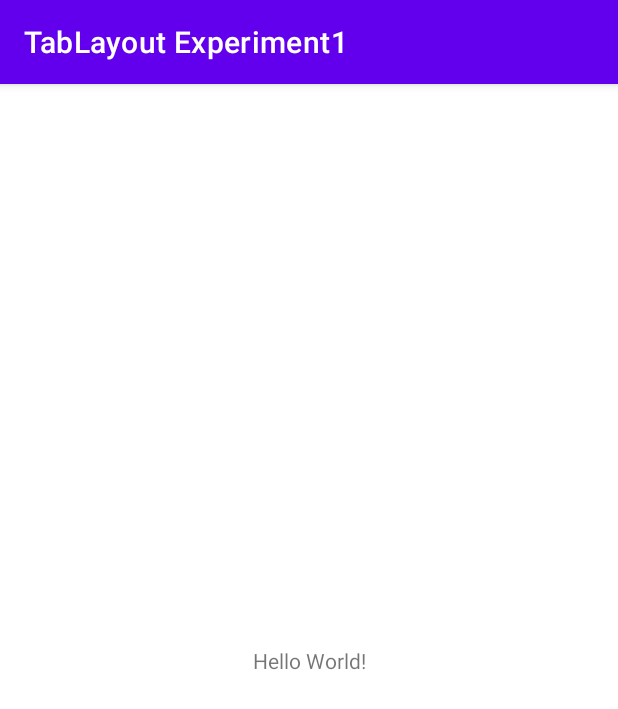
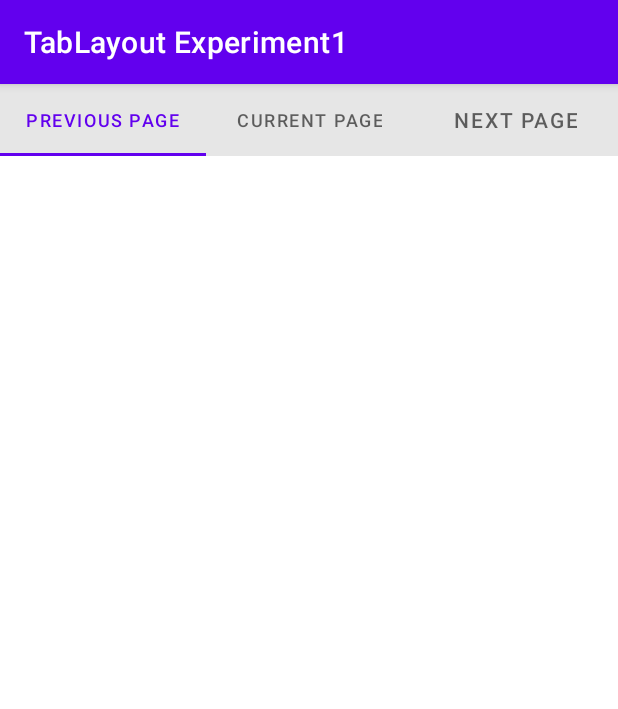
Before and after one commit to adil-hussain-84/TabLayoutExperiments, an Android app: the screen it shows after launch (MainActivity), on a phone screen of 412 x 824 dp. Shown: the top 709 px of the screen. Run offline under Robolectric (Android 15) with nearby library versions, the phone set to English and light mode, and no system bars.

Commit message:
(app1) Added `TabLayout` in `layout/activity_main.xml`.

```diff
--- a/app1/src/main/res/layout/activity_main.xml
+++ b/app1/src/main/res/layout/activity_main.xml
@@ -6,13 +6,34 @@
     android:layout_height="match_parent"
     tools:context=".MainActivity">
 
-    <TextView
-        android:layout_width="wrap_content"
+    <com.google.android.material.tabs.TabLayout
+        android:id="@+id/tabLayout"
+        android:layout_width="0dp"
         android:layout_height="wrap_content"
-        android:text="Hello World!"
-        app:layout_constraintBottom_toBottomOf="parent"
         app:layout_constraintLeft_toLeftOf="parent"
         app:layout_constraintRight_toRightOf="parent"
-        app:layout_constraintTop_toTopOf="parent" />
+        app:layout_constraintTop_toTopOf="parent"
+        app:tabBackground="@color/grey"
+        app:tabGravity="fill"
+        app:tabIndicatorFullWidth="true"
+        app:tabIndicatorGravity="bottom"
+        app:tabMode="fixed">
+
+        <com.google.android.material.tabs.TabItem
+            android:layout_width="wrap_content"
+            android:layout_height="wrap_content"
+            android:text="@string/previous_page" />
+
+        <com.google.android.material.tabs.TabItem
+            android:layout_width="wrap_content"
+            android:layout_height="wrap_content"
+            android:text="@string/current_page" />
+
+        <com.google.android.material.tabs.TabItem
+            android:layout_width="wrap_content"
+            android:layout_height="wrap_content"
+            android:text="@string/next_page" />
+
+    </com.google.android.material.tabs.TabLayout>
 
 </androidx.constraintlayout.widget.ConstraintLayout>
--- a/app1/src/main/res/values-night/themes.xml
+++ b/app1/src/main/res/values-night/themes.xml
@@ -5,12 +5,12 @@
         <!-- Primary brand color. -->
         <item name="colorPrimary">@color/purple_200</item>
         <item name="colorPrimaryVariant">@color/purple_700</item>
-        <item name="colorOnPrimary">@color/black</item>
+        <item name="colorOnPrimary">@android:color/black</item>
 
         <!-- Secondary brand color. -->
         <item name="colorSecondary">@color/teal_200</item>
         <item name="colorSecondaryVariant">@color/teal_200</item>
-        <item name="colorOnSecondary">@color/black</item>
+        <item name="colorOnSecondary">@android:color/black</item>
 
         <!-- Status bar color. -->
         <item name="android:statusBarColor" tools:targetApi="l">?attr/colorPrimaryVariant</item>
--- a/app1/src/main/res/values/colors.xml
+++ b/app1/src/main/res/values/colors.xml
@@ -1,10 +1,11 @@
 <?xml version="1.0" encoding="utf-8"?>
 <resources>
+
     <color name="purple_200">#FFBB86FC</color>
     <color name="purple_500">#FF6200EE</color>
     <color name="purple_700">#FF3700B3</color>
     <color name="teal_200">#FF03DAC5</color>
     <color name="teal_700">#FF018786</color>
-    <color name="black">#FF000000</color>
-    <color name="white">#FFFFFFFF</color>
+    <color name="grey">#e6e6e6</color>
+
 </resources>
--- a/app1/src/main/res/values/strings.xml
+++ b/app1/src/main/res/values/strings.xml
@@ -1,3 +1,9 @@
 <resources>
+
     <string name="app_name">TabLayout Experiment1</string>
+
+    <string name="current_page">Current page</string>
+    <string name="next_page">Next page</string>
+    <string name="previous_page">Previous page</string>
+
 </resources>
--- a/app1/src/main/res/values/themes.xml
+++ b/app1/src/main/res/values/themes.xml
@@ -5,12 +5,12 @@
         <!-- Primary brand color. -->
         <item name="colorPrimary">@color/purple_500</item>
         <item name="colorPrimaryVariant">@color/purple_700</item>
-        <item name="colorOnPrimary">@color/white</item>
+        <item name="colorOnPrimary">@android:color/white</item>
 
         <!-- Secondary brand color. -->
         <item name="colorSecondary">@color/teal_200</item>
         <item name="colorSecondaryVariant">@color/teal_700</item>
-        <item name="colorOnSecondary">@color/black</item>
+        <item name="colorOnSecondary">@android:color/black</item>
 
         <!-- Status bar color. -->
         <item name="android:statusBarColor" tools:targetApi="l">?attr/colorPrimaryVariant</item>
```
